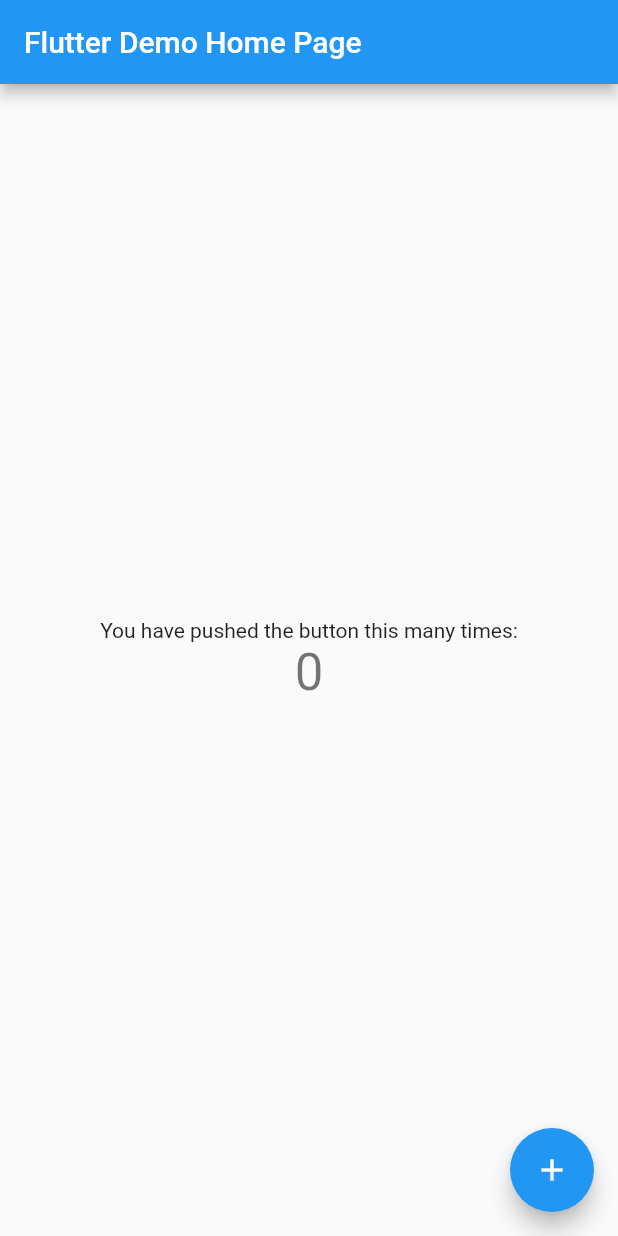
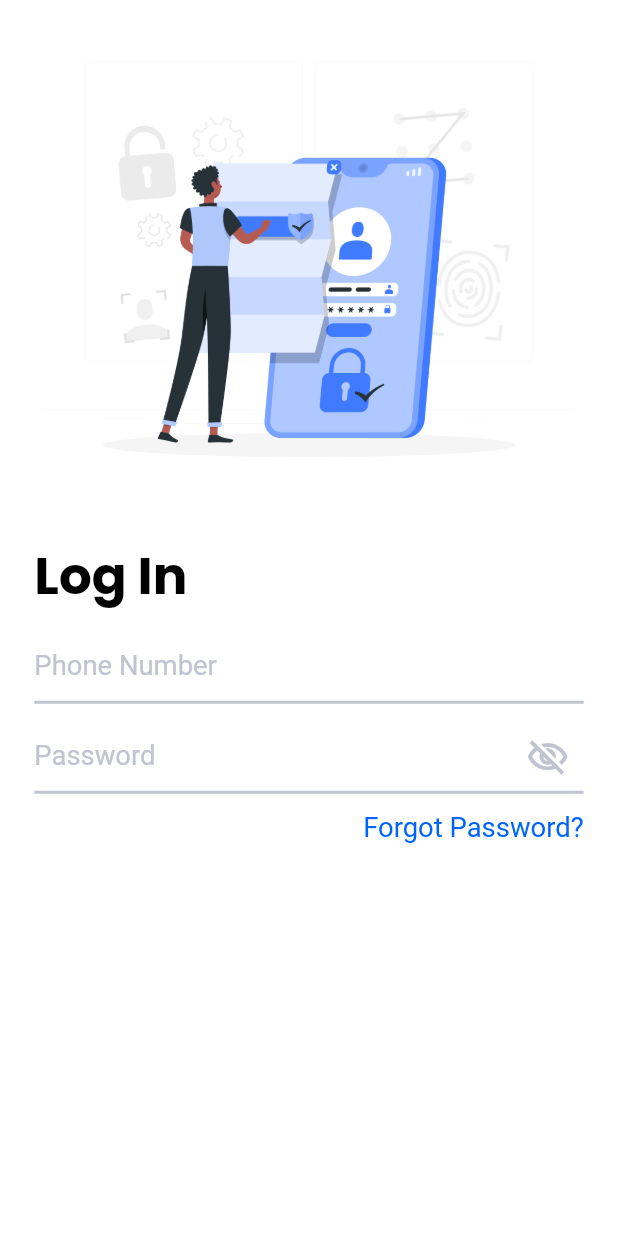
Before and after one commit to Maverick-Softwares/artisan, a Flutter app: the screen it shows after launch, on a phone screen of 412 x 824 dp. Run offline on Flutter 3.47's test engine with Material 2 defaults, Android fonts, the phone set to English and light mode, and no system bars; our stand-ins replace flutter_screenutil, get, google_fonts.

Commit message:
folder structure

```diff
--- a/lib/main.dart
+++ b/lib/main.dart
@@ -1,115 +1,42 @@
+// ignore_for_file: prefer_const_constructors, depend_on_referenced_packages
+import 'package:artisan/pages/login_page.dart';
+import 'package:artisan/utils/app_colors.dart';
+import 'package:artisan/utils/app_string.dart';
+import 'package:artisan/utils/route.dart';
 import 'package:flutter/material.dart';
+import 'package:flutter_screenutil/flutter_screenutil.dart';
+import 'package:get/get.dart';
 
-void main() {
-  runApp(const MyApp());
+void main(List<String> args) async {
+  WidgetsFlutterBinding.ensureInitialized();
+  runApp(MyApp());
 }
 
-class MyApp extends StatelessWidget {
-  const MyApp({super.key});
+class MyApp extends StatefulWidget {
+  const MyApp({Key? key}) : super(key: key);
 
-  // This widget is the root of your application.
+  @override
+  State<MyApp> createState() => _MyAppState();
+}
+
+class _MyAppState extends State<MyApp> {
   @override
   Widget build(BuildContext context) {
-    return MaterialApp(
-      title: 'Flutter Demo',
-      theme: ThemeData(
-        // This is the theme of your application.
-        //
-        // Try running your application with "flutter run". You'll see the
-        // application has a blue toolbar. Then, without quitting the app, try`
-        // changing the primarySwatch below to Colors.green and then invoke
-        // "hot reload" (press "r" in the console where you ran "flutter run",
-        // or simply save your changes to "hot reload" in a Flutter IDE).
-        // Notice that the counter didn't reset back to zero; the application
-        // is not restarted.
-        primarySwatch: Colors.blue,
-      ),
-      home: const MyHomePage(title: 'Flutter Demo Home Page'),
-    );
+    return ScreenUtilInit(
+        designSize: Size(360, 690),
+        minTextAdapt: true,
+        splitScreenMode: true,
+        builder: (context, child) {
+          return GetMaterialApp(
+            debugShowCheckedModeBanner: false,
+            title: AppString.app_title,
+            theme: ThemeData(
+              scaffoldBackgroundColor: AppColors.scaffold_background_color,
+            ),
+            initialRoute: login,
+            getPages: getPages,
+            home: LoginPage(),
+          );
+        });
   }
 }
-
-class MyHomePage extends StatefulWidget {
-  const MyHomePage({super.key, required this.title});
-
-  // This widget is the home page of your application. It is stateful, meaning
-  // that it has a State object (defined below) that contains fields that affect
-  // how it looks.
-
-  // This class is the configuration for the state. It holds the values (in this
-  // case the title) provided by the parent (in this case the App widget) and
-  // used by the build method of the State. Fields in a Widget subclass are
-  // always marked "final".
-
-  final String title;
-
-  @override
-  State<MyHomePage> createState() => _MyHomePageState();
-}
-
-class _MyHomePageState extends State<MyHomePage> {
-  int _counter = 0;
-
-  void _incrementCounter() {
-    setState(() {
-      // This call to setState tells the Flutter framework that something has
-      // changed in this State, which causes it to rerun the build method below
-      // so that the display can reflect the updated values. If we changed
-      // _counter without calling setState(), then the build method would not be
-      // called again, and so nothing would appear to happen.
-      _counter++;
-    });
-  }
-
-  @override
-  Widget build(BuildContext context) {
-    // This method is rerun every time setState is called, for instance as done
-    // by the _incrementCounter method above.
-    //
-    // The Flutter framework has been optimized to make rerunning build methods
-    // fast, so that you can just rebuild anything that needs updating rather
-    // than having to individually change instances of widgets.
-    return Scaffold(
-      appBar: AppBar(
-        // Here we take the value from the MyHomePage object that was created by
-        // the App.build method, and use it to set our appbar title.
-        title: Text(widget.title),
-      ),
-      body: Center(
-        // Center is a layout widget. It takes a single child and positions it
-        // in the middle of the parent.
-        child: Column(
-          // Column is also a layout widget. It takes a list of children and
-          // arranges them vertically. By default, it sizes itself to fit its
-          // children horizontally, and tries to be as tall as its parent.
-          //
-          // Invoke "debug painting" (press "p" in the console, choose the
-          // "Toggle Debug Paint" action from the Flutter Inspector in Android
-          // Studio, or the "Toggle Debug Paint" command in Visual Studio Code)
-          // to see the wireframe for each widget.
-          //
-          // Column has various properties to control how it sizes itself and
-          // how it positions its children. Here we use mainAxisAlignment to
-          // center the children vertically; the main axis here is the vertical
-          // axis because Columns are vertical (the cross axis would be
-          // horizontal).
-          mainAxisAlignment: MainAxisAlignment.center,
-          children: <Widget>[
-            const Text(
-              'You have pushed the button this many times:',
-            ),
-            Text(
-              '$_counter',
-              style: Theme.of(context).textTheme.headlineMedium,
-            ),
-          ],
-        ),
-      ),
-      floatingActionButton: FloatingActionButton(
-        onPressed: _incrementCounter,
-        tooltip: 'Increment',
-        child: const Icon(Icons.add),
-      ), // This trailing comma makes auto-formatting nicer for build methods.
-    );
-  }
-}
--- /dev/null
+++ b/lib/pages/login_page.dart
@@ -0,0 +1,73 @@
+// ignore_for_file: depend_on_referenced_packages, prefer_final_fields, prefer_const_constructors
+
+import 'package:flutter/material.dart';
+
+import '../utils/app_string.dart';
+import '../utils/theme.dart';
+import '../widgets/custom_text_field.dart';
+import 'package:flutter_screenutil/flutter_screenutil.dart';
+
+class LoginPage extends StatefulWidget {
+  const LoginPage({Key? key}) : super(key: key);
+
+  @override
+  State<LoginPage> createState() => _LoginPageState();
+}
+
+class _LoginPageState extends State<LoginPage> {
+  TextEditingController _phoneController = TextEditingController();
+  TextEditingController _passwordController = TextEditingController();
+
+  @override
+  Widget build(BuildContext context) {
+    return Scaffold(
+      body: Container(
+        padding: EdgeInsets.only(left: 20.w, right: 20.w),
+        child: Column(
+          crossAxisAlignment: CrossAxisAlignment.start,
+          children: [
+            Padding(
+              padding: EdgeInsets.symmetric(horizontal: 5.w),
+              child: Center(
+                child: Image.asset("assets/images/login.png", height: 300.h),
+              ),
+            ),
+            Text(
+              AppString.login_title,
+              style: loginStyle,
+            ),
+            SizedBox(
+              height: 10.h,
+            ),
+            AppTextField(
+              emailController: _phoneController,
+              hintText: 'Phone Number',
+            ),
+            SizedBox(
+              height: 10.h,
+            ),
+            AppTextField(
+              emailController: _passwordController,
+              hintText: 'Password',
+              icon: Icons.visibility_off_outlined,
+            ),
+            SizedBox(
+              height: 10.h,
+            ),
+            Align(
+              alignment: Alignment.bottomRight,
+              child: Text(
+                "Forgot Password?",
+                style: TextStyle(
+                  color: Color.fromARGB(255, 0, 101, 255),
+                  fontSize: 16.sp,
+                  fontWeight: FontWeight.w400,
+                ),
+              ),
+            ),
+          ],
+        ),
+      ),
+    );
+  }
+}
--- /dev/null
+++ b/lib/utils/app_colors.dart
@@ -0,0 +1,8 @@
+// ignore_for_file: constant_identifier_names, use_full_hex_values_for_flutter_colors
+
+import 'package:flutter/material.dart';
+
+class AppColors{
+  static const Color scaffold_background_color = Color.fromARGB(255, 255, 255, 255);
+  static const Color textColor = Color(0xFF081b05);
+}
--- /dev/null
+++ b/lib/utils/app_string.dart
@@ -0,0 +1,5 @@
+// ignore_for_file: constant_identifier_names
+class AppString{
+  static const app_title = "Artisan App";
+  static const login_title = "Log In";
+}
--- /dev/null
+++ b/lib/utils/route.dart
@@ -0,0 +1,10 @@
+// ignore_for_file: unused_element, constant_identifier_names, depend_on_referenced_packages, prefer_const_constructors
+import 'package:artisan/pages/login_page.dart';
+import 'package:get/get.dart';
+
+const String login = "/lgin_screen";
+
+
+List<GetPage> getPages = [
+  GetPage(name: login, page: () => LoginPage()),
+];
--- /dev/null
+++ b/lib/utils/theme.dart
@@ -0,0 +1,17 @@
+// ignore_for_file: prefer_const_constructors
+
+import 'package:flutter/material.dart';
+import 'package:get/get.dart';
+import 'package:google_fonts/google_fonts.dart';
+import 'package:flutter_screenutil/flutter_screenutil.dart';
+
+
+TextStyle get loginStyle{
+  return GoogleFonts.poppins(
+      textStyle: TextStyle(
+          fontSize: 30.sp,
+          fontWeight: FontWeight.bold,
+          color: Colors.black
+      )
+  );
+}
--- /dev/null
+++ b/lib/widgets/custom_text_field.dart
@@ -0,0 +1,43 @@
+// ignore_for_file: prefer_const_constructors_in_immutables, prefer_const_constructors, avoid_unnecessary_containers, depend_on_referenced_packages
+
+import 'package:flutter/material.dart';
+import 'package:flutter_screenutil/flutter_screenutil.dart';
+
+class AppTextField extends StatelessWidget {
+  AppTextField(
+      {Key? key,
+      required this.emailController,
+      required this.hintText,
+      this.icon})
+      : super(key: key);
+
+  final TextEditingController emailController;
+  final String hintText;
+  final IconData? icon;
+
+  @override
+  Widget build(BuildContext context) {
+    return Container(
+      // margin: EdgeInsets.only(left: 10,
+      //     right: 10
+      // ),
+      child: TextField(
+        controller: emailController,
+        decoration: InputDecoration(
+          hintText: hintText,
+          hintStyle: TextStyle(
+              color: Color.fromARGB(255, 193, 196, 208), fontSize: 16.sp),
+          suffixIcon: Icon(
+            icon,
+            size: 25.w,
+            color: Color.fromARGB(255, 193, 196, 208),
+          ),
+          enabledBorder: UnderlineInputBorder(
+            borderSide:
+                BorderSide(color: Color.fromARGB(255, 193, 196, 208), width: 2),
+          ),
+        ),
+      ),
+    );
+  }
+}
```
Also changed, not shown: pubspec.yaml (+7 -3 lines), assets/images/login.png (added), lib/utils/app_contants.dart (added), pubspec.lock, 1 other file.
